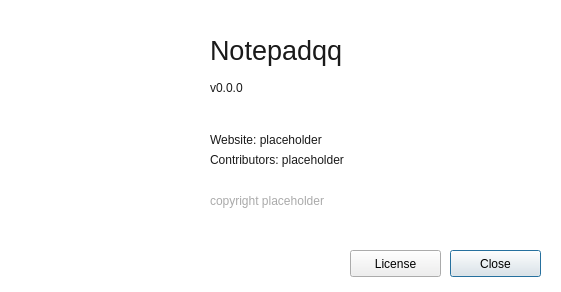
notepadqq/notepadqq, file src/ui/frmabout.ui: the form before one commit.
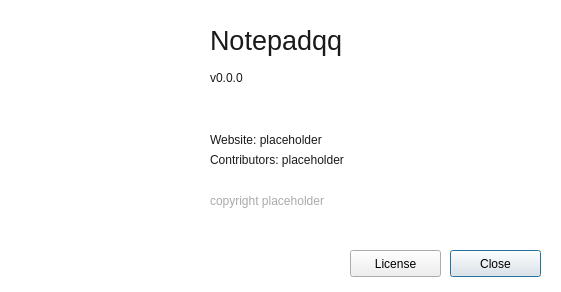
The form after the commit. Icons and pictures are not drawn.

Commit message: About window text alignment

```diff
--- a/src/ui/frmabout.ui
+++ b/src/ui/frmabout.ui
@@ -59,7 +59,7 @@
    <property name="geometry">
     <rect>
      <x>210</x>
-     <y>80</y>
+     <y>70</y>
      <width>211</width>
      <height>16</height>
     </rect>
@@ -78,7 +78,7 @@
    <property name="geometry">
     <rect>
      <x>210</x>
-     <y>30</y>
+     <y>20</y>
      <width>221</width>
      <height>41</height>
     </rect>
```
